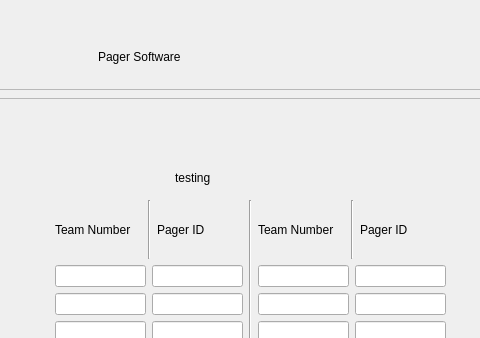
BotPager/pc-software, file software/App/PCUI.ui: the form before one commit; both pictures show x 291 to 771 and y 0 to 338 of the 1038 by 841 pixel window.
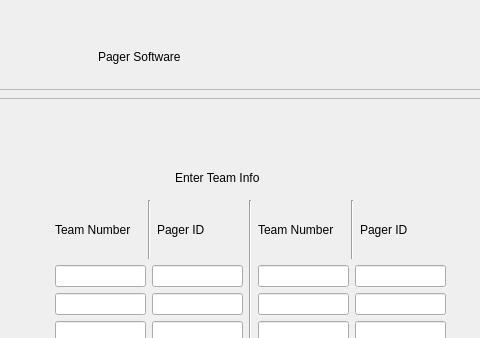
The form after the commit. The open tabs and pages were chosen to show the change.

The edit to the form file:
```diff
--- a/software/App/PCUI.ui
+++ b/software/App/PCUI.ui
@@ -207,12 +207,12 @@
               <rect>
                <x>310</x>
                <y>60</y>
-               <width>91</width>
+               <width>131</width>
                <height>16</height>
               </rect>
              </property>
              <property name="text">
-              <string>testing</string>
+              <string>Enter Team Info</string>
              </property>
             </widget>
             <widget class="QWidget" name="horizontalLayoutWidget_3">
```
Left out of the diff: 2 changed lines with no effect on the pictures.
